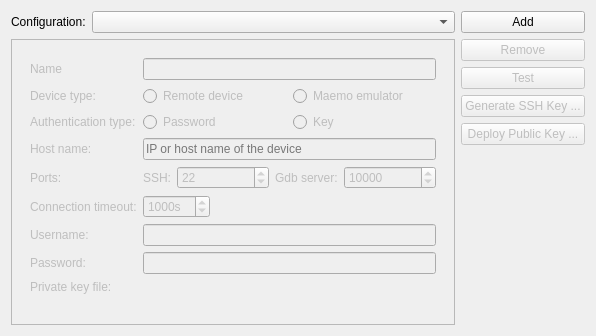
Before: the Qt Designer form src/plugins/qt4projectmanager/qt-maemo/maemosettingswidget.ui in qt-creator/qt-creator, drawn with Qt 5.
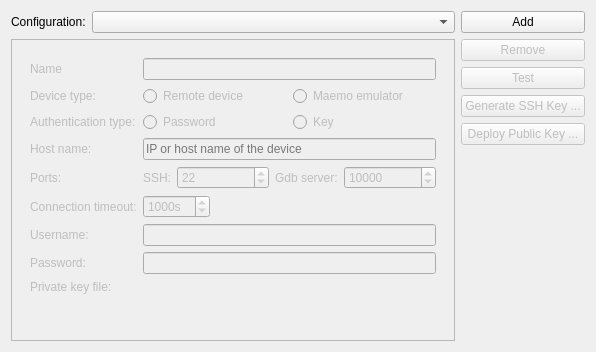
After: the same form once the commit is applied. Custom widgets are drawn as their Qt base class.

Commit message:
Maemo: Re-add signal/slot connections lost by GUI overhaul.
Task-number: QTCREATORBUG-1748

Patch:
```diff
--- a/src/plugins/qt4projectmanager/qt-maemo/maemosettingswidget.ui
+++ b/src/plugins/qt4projectmanager/qt-maemo/maemosettingswidget.ui
@@ -7,7 +7,7 @@
     <x>0</x>
     <y>0</y>
     <width>596</width>
-    <height>336</height>
+    <height>352</height>
    </rect>
   </property>
   <property name="windowTitle">
```
Left out of the diff: 124 changed lines with no effect on the pictures.
